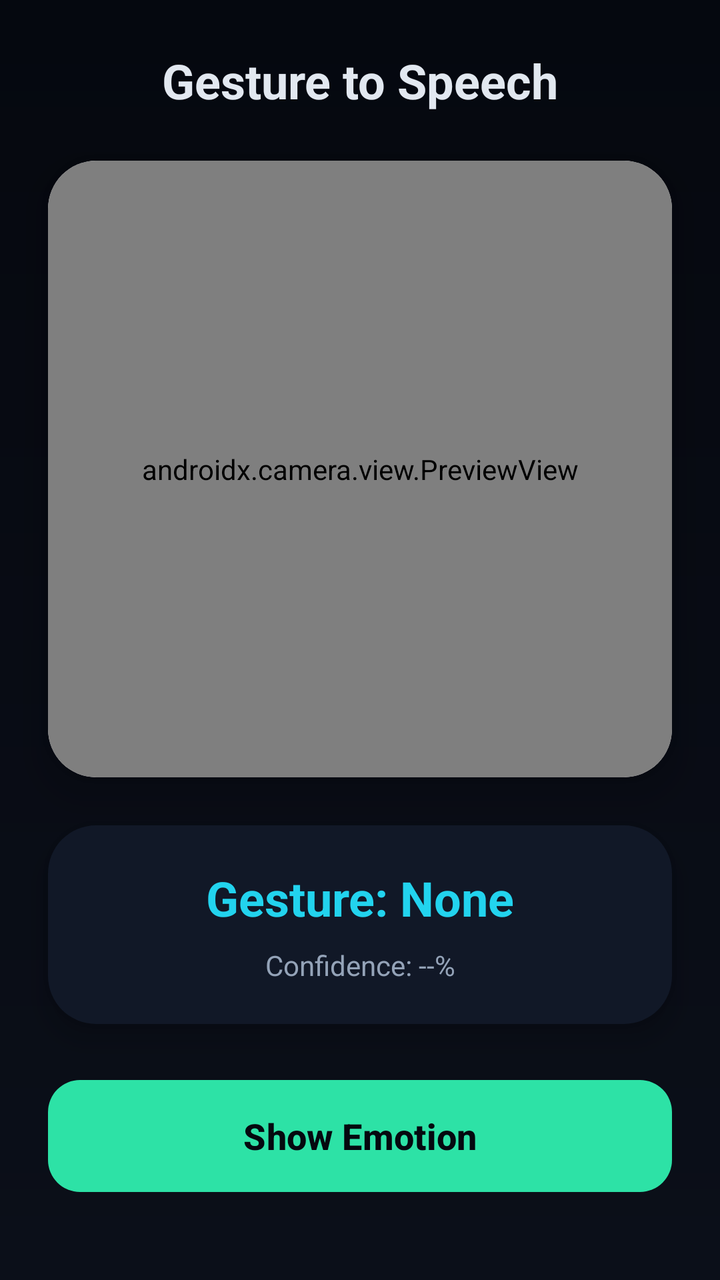
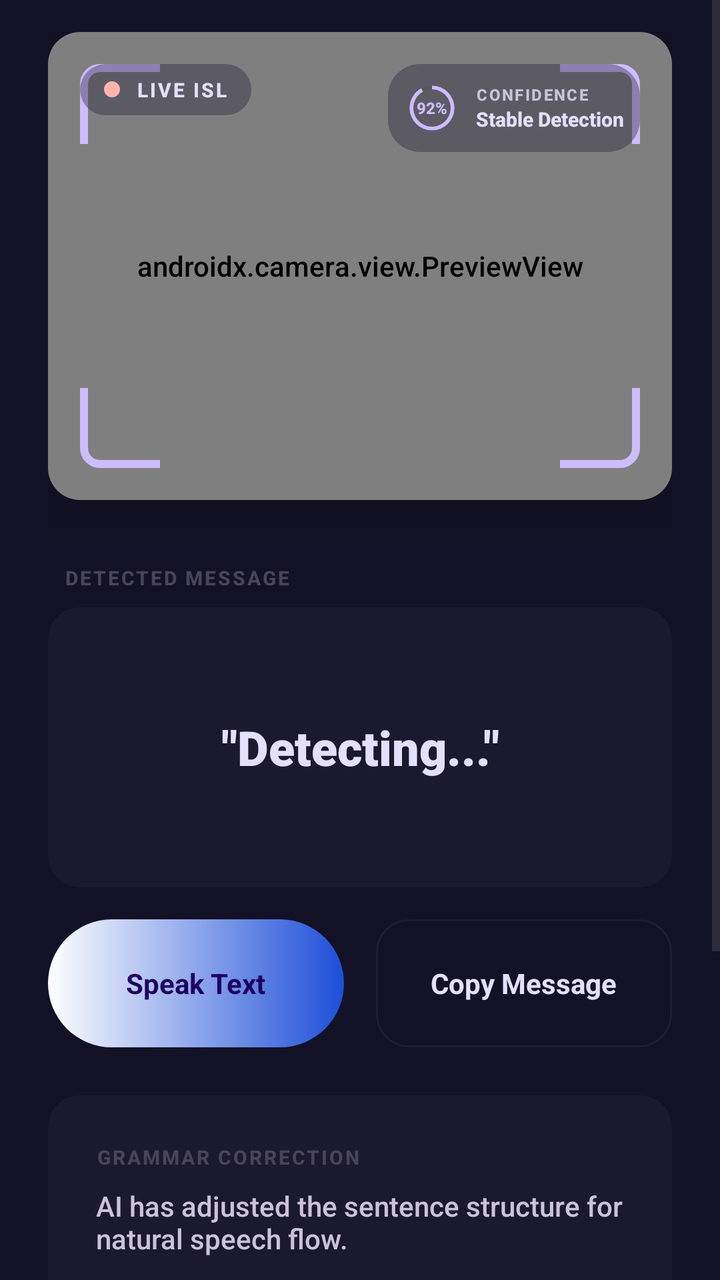

The first picture is an Android layout as it rendered before a commit; the second is the same layout after the commit. The layout source and the unified diff follow.
<!-- AndroidManifest.xml: application theme Theme.SignSpeak -->
<!-- res/layout/fragment_gesture_to_speech.xml -->
<?xml version="1.0" encoding="utf-8"?>
<androidx.constraintlayout.widget.ConstraintLayout 
    xmlns:android="http://schemas.android.com/apk/res/android"
    xmlns:app="http://schemas.android.com/apk/res-auto"
    xmlns:tools="http://schemas.android.com/tools"
    android:layout_width="match_parent"
    android:layout_height="match_parent"
    android:background="@drawable/bg_home_root">

    <TextView
        android:id="@+id/tvTitle"
        android:layout_width="wrap_content"
        android:layout_height="wrap_content"
        android:text="Gesture to Speech"
        android:textSize="24sp"
        android:textStyle="bold"
        android:textColor="@color/colorTextPrimary"
        android:layout_marginTop="24dp"
        app:layout_constraintTop_toTopOf="parent"
        app:layout_constraintStart_toStartOf="parent"
        app:layout_constraintEnd_toEndOf="parent"/>

    
    <androidx.cardview.widget.CardView
        android:id="@+id/cameraCard"
        android:layout_width="match_parent"
        android:layout_height="0dp"
        android:layout_margin="24dp"
        app:cardCornerRadius="24dp"
        app:cardElevation="12dp"
        app:layout_constraintTop_toBottomOf="@id/tvTitle"
        app:layout_constraintBottom_toTopOf="@id/resultCard"
        app:layout_constraintStart_toStartOf="parent"
        app:layout_constraintEnd_toEndOf="parent">

        <androidx.camera.view.PreviewView
            android:id="@+id/previewView"
            android:layout_width="match_parent"
            android:layout_height="match_parent"
            android:background="#222222" />
            
    </androidx.cardview.widget.CardView>

    
    <androidx.constraintlayout.widget.ConstraintLayout
        android:id="@+id/resultCard"
        android:layout_width="match_parent"
        android:layout_height="wrap_content"
        android:layout_marginStart="24dp"
        android:layout_marginEnd="24dp"
        android:layout_marginBottom="24dp"
        android:padding="20dp"
        android:background="@drawable/bg_premium_card"
        android:elevation="8dp"
        app:layout_constraintBottom_toTopOf="@id/btnShowEmotion"
        app:layout_constraintStart_toStartOf="parent"
        app:layout_constraintEnd_toEndOf="parent">

        <TextView
            android:id="@+id/gestureText"
            android:layout_width="0dp"
            android:layout_height="wrap_content"
            android:text="Gesture: None"
            android:textSize="24sp"
            android:textStyle="bold"
            android:gravity="center"
            android:textColor="@color/colorPrimary"
            app:layout_constraintTop_toTopOf="parent"
            app:layout_constraintStart_toStartOf="parent"
            app:layout_constraintEnd_toEndOf="parent" />

        <TextView
            android:id="@+id/confidenceText"
            android:layout_width="wrap_content"
            android:layout_height="wrap_content"
            android:text="Confidence: --%"
            android:textColor="@color/colorTextSecondary"
            android:textSize="14sp"
            android:layout_marginTop="8dp"
            app:layout_constraintTop_toBottomOf="@id/gestureText"
            app:layout_constraintStart_toStartOf="parent"
            app:layout_constraintEnd_toEndOf="parent"
            app:layout_constraintBottom_toBottomOf="parent" />

    </androidx.constraintlayout.widget.ConstraintLayout>

    
    <com.google.android.material.button.MaterialButton
        android:id="@+id/btnShowEmotion"
        android:layout_width="match_parent"
        android:layout_height="64dp"
        android:layout_marginStart="24dp"
        android:layout_marginEnd="24dp"
        android:layout_marginBottom="40dp"
        android:text="Show Emotion"
        android:textColor="@color/colorPrimaryDark"
        android:textSize="18sp"
        android:textStyle="bold"
        app:cornerRadius="16dp"
        app:backgroundTint="@color/colorTeal"
        app:layout_constraintBottom_toBottomOf="parent"
        app:layout_constraintStart_toStartOf="parent"
        app:layout_constraintEnd_toEndOf="parent"/>

</androidx.constraintlayout.widget.ConstraintLayout>
<!-- resources referenced by this layout -->
<resources>
  <color name="colorPrimary">#22D3EE</color>
  <color name="colorPrimaryDark">#05080F</color>
  <color name="colorTeal">#2DE2A6</color>
  <color name="colorTextPrimary">#E2E8F0</color>
  <color name="colorTextSecondary">#94A3B8</color>
  <!-- drawable bg_home_root (drawable) -->
  <?xml version="1.0" encoding="utf-8"?>
  <shape xmlns:android="http://schemas.android.com/apk/res/android"
      android:shape="rectangle">
      
      
      <gradient
          android:startColor="#05080F"
          android:endColor="#0B0F19"
          android:angle="270"
          android:type="linear"/>
  </shape>
  <!-- drawable bg_premium_card (drawable) -->
  <?xml version="1.0" encoding="utf-8"?>
  <shape xmlns:android="http://schemas.android.com/apk/res/android"
      android:shape="rectangle">
      <solid android:color="@color/colorCard"/>
      <corners android:radius="24dp"/>
  </shape>
  <color name="colorCard">#111827</color>
  <style name="Base.Theme.SignSpeak" parent="Theme.Material3.DayNight.NoActionBar">
          
          
      </style>
  <!-- unchanged entries left out for length: 1 -->
</resources>

<!-- the commit's change to res/layout/fragment_gesture_to_speech.xml (unified diff, before → after) -->
@@ -1,105 +1,361 @@
 <?xml version="1.0" encoding="utf-8"?>
-<androidx.constraintlayout.widget.ConstraintLayout 
-    xmlns:android="http://schemas.android.com/apk/res/android"
+<androidx.constraintlayout.widget.ConstraintLayout xmlns:android="http://schemas.android.com/apk/res/android"
     xmlns:app="http://schemas.android.com/apk/res-auto"
     xmlns:tools="http://schemas.android.com/tools"
     android:layout_width="match_parent"
     android:layout_height="match_parent"
-    android:background="@drawable/bg_home_root">
-
-    <TextView
-        android:id="@+id/tvTitle"
-        android:layout_width="wrap_content"
-        android:layout_height="wrap_content"
-        android:text="Gesture to Speech"
-        android:textSize="24sp"
-        android:textStyle="bold"
-        android:textColor="@color/colorTextPrimary"
-        android:layout_marginTop="24dp"
+    android:background="#131125">
+
+    <ScrollView
+        android:layout_width="match_parent"
+        android:layout_height="match_parent"
+        android:clipToPadding="false"
+        android:paddingBottom="24dp">
+
+        <LinearLayout
+            android:layout_width="match_parent"
+            android:layout_height="wrap_content"
+            android:orientation="vertical"
+            android:paddingHorizontal="24dp"
+            android:paddingTop="16dp">
+
+            
+            <androidx.cardview.widget.CardView
+                android:layout_width="match_parent"
+                android:layout_height="wrap_content"
+                app:cardCornerRadius="16dp"
+                app:cardElevation="12dp"
+                app:cardBackgroundColor="#1B192E">
+
+                <androidx.constraintlayout.widget.ConstraintLayout
+                    android:layout_width="match_parent"
+                    android:layout_height="wrap_content">
+
+                    
+                    <androidx.camera.view.PreviewView
+                        android:id="@+id/previewView"
+                        android:layout_width="match_parent"
+                        android:layout_height="0dp"
+                        app:layout_constraintDimensionRatio="4:3"
+                        app:layout_constraintTop_toTopOf="parent"
+                        app:layout_constraintBottom_toBottomOf="parent"
+                        app:layout_constraintStart_toStartOf="parent"
+                        app:layout_constraintEnd_toEndOf="parent" />
+
+                    
+                    <ImageView
+                        android:layout_width="40dp"
+                        android:layout_height="40dp"
+                        android:src="@drawable/ic_detection_corner"
+                        android:layout_margin="16dp"
+                        app:layout_constraintTop_toTopOf="parent"
+                        app:layout_constraintStart_toStartOf="parent" />
+
+                    <ImageView
+                        android:layout_width="40dp"
+                        android:layout_height="40dp"
+                        android:src="@drawable/ic_detection_corner"
+                        android:rotation="90"
+                        android:layout_margin="16dp"
+                        app:layout_constraintTop_toTopOf="parent"
+                        app:layout_constraintEnd_toEndOf="parent" />
+
+                    <ImageView
+                        android:layout_width="40dp"
+                        android:layout_height="40dp"
+                        android:src="@drawable/ic_detection_corner"
+                        android:rotation="180"
+                        android:layout_margin="16dp"
+                        app:layout_constraintBottom_toBottomOf="parent"
+                        app:layout_constraintEnd_toEndOf="parent" />
+
+                    <ImageView
+                        android:layout_width="40dp"
+                        android:layout_height="40dp"
+                        android:src="@drawable/ic_detection_corner"
+                        android:rotation="270"
+                        android:layout_margin="16dp"
+                        app:layout_constraintBottom_toBottomOf="parent"
+                        app:layout_constraintStart_toStartOf="parent" />
+
+                    
+                    <LinearLayout
+                        android:layout_width="wrap_content"
+                        android:layout_height="wrap_content"
+                        android:orientation="horizontal"
+                        android:background="@drawable/bg_glass_panel"
+                        android:paddingHorizontal="12dp"
+                        android:paddingVertical="6dp"
+                        android:gravity="center_vertical"
+                        android:layout_margin="16dp"
+                        app:layout_constraintTop_toTopOf="parent"
+                        app:layout_constraintStart_toStartOf="parent">
+
+                        <View
+                            android:layout_width="8dp"
+                            android:layout_height="8dp"
+                            android:background="@drawable/bg_red_dot"
+                            android:layout_marginEnd="8dp"/>
+
+                        <TextView
+                            android:layout_width="wrap_content"
+                            android:layout_height="wrap_content"
+                            android:text="LIVE ISL"
+                            android:textColor="#E4DFFC"
+                            android:textSize="10sp"
+                            android:textStyle="bold"
+                            android:letterSpacing="0.1" />
+                    </LinearLayout>
+
+                    
+                    <LinearLayout
+                        android:layout_width="wrap_content"
+                        android:layout_height="wrap_content"
+                        android:orientation="horizontal"
+                        android:background="@drawable/bg_glass_panel"
+                        android:padding="8dp"
+                        android:gravity="center_vertical"
+                        android:layout_margin="16dp"
+                        app:layout_constraintTop_toTopOf="parent"
+                        app:layout_constraintEnd_toEndOf="parent">
+
+                        <RelativeLayout
+                            android:layout_width="28dp"
+                            android:layout_height="28dp">
+
+                            <ProgressBar
+                                android:layout_width="match_parent"
+                                android:layout_height="match_parent"
+                                style="?android:attr/progressBarStyleHorizontal"
+                                android:progressDrawable="@drawable/bg_confidence_ring"
+                                android:max="100"
+                                android:progress="92" />
+
+                            <TextView
+                                android:layout_width="wrap_content"
+                                android:layout_height="wrap_content"
+                                android:text="92%"
+                                android:textColor="#CDBDFF"
+                                android:textSize="8sp"
+                                android:textStyle="bold"
+                                android:layout_centerInParent="true" />
+                        </RelativeLayout>
+
+                        <LinearLayout
+                            android:layout_width="wrap_content"
+                            android:layout_height="wrap_content"
+                            android:orientation="vertical"
+                            android:layout_marginStart="8dp">
+
+                            <TextView
+                                android:layout_width="wrap_content"
+                                android:layout_height="wrap_content"
+                                android:text="CONFIDENCE"
+                                android:textColor="#CBC3D9"
+                                android:textSize="8sp"
+                                android:textStyle="bold"
+                                android:letterSpacing="0.1" />
+
+                            <TextView
+                                android:layout_width="wrap_content"
+                                android:layout_height="wrap_content"
+                                android:text="Stable Detection"
+                                android:textColor="#E4DFFC"
+                                android:textSize="10sp"
+                                android:textStyle="bold" />
+                        </LinearLayout>
+                    </LinearLayout>
+
+                </androidx.constraintlayout.widget.ConstraintLayout>
+            </androidx.cardview.widget.CardView>
+
+            
+            <TextView
+                android:layout_width="wrap_content"
+                android:layout_height="wrap_content"
+                android:text="DETECTED MESSAGE"
+                android:textColor="#494456"
+                android:textSize="10sp"
+                android:textStyle="bold"
+                android:letterSpacing="0.1"
+                android:layout_marginStart="8dp"
+                android:layout_marginTop="32dp" />
+
+            <LinearLayout
+                android:layout_width="match_parent"
+                android:layout_height="140dp"
+                android:background="@drawable/bg_surface_low"
+                android:gravity="center"
+                android:padding="24dp"
+                android:layout_marginTop="8dp">
+
+                <TextView
+                    android:id="@+id/gestureText"
+                    android:layout_width="wrap_content"
+                    android:layout_height="wrap_content"
+                    android:text="&quot;Detecting...&quot;"
+                    android:textColor="#E4DFFC"
+                    android:textSize="24sp"
+                    android:textStyle="bold"
+                    android:fontFamily="sans-serif-black"
+                    android:textAlignment="center"
+                    android:lineSpacingExtra="4dp"/>
+            </LinearLayout>
+
+            
+            <LinearLayout
+                android:layout_width="match_parent"
+                android:layout_height="wrap_content"
+                android:orientation="horizontal"
+                android:layout_marginTop="16dp"
+                android:weightSum="2"
+                android:baselineAligned="false">
+
+                
+                <LinearLayout
+                    android:layout_width="0dp"
+                    android:layout_height="64dp"
+                    android:layout_weight="1"
+                    android:background="@drawable/bg_gradient_btn_primary"
+                    android:gravity="center"
+                    android:layout_marginEnd="8dp">
+                    
+                    <TextView
+                        android:layout_width="wrap_content"
+                        android:layout_height="wrap_content"
+                        android:text="Speak Text"
+                        android:textColor="#20005F"
+                        android:textSize="14sp"
+                        android:textStyle="bold"
+                        android:fontFamily="sans-serif-bold"/>
+                </LinearLayout>
+
+                
+                <LinearLayout
+                    android:layout_width="0dp"
+                    android:layout_height="64dp"
+                    android:layout_weight="1"
+                    android:background="@drawable/bg_glass_btn_panel"
+                    android:gravity="center"
+                    android:layout_marginStart="8dp">
+                    
+                    <TextView
+                        android:layout_width="wrap_content"
+                        android:layout_height="wrap_content"
+                        android:text="Copy Message"
+                        android:textColor="#E4DFFC"
+                        android:textSize="14sp"
+                        android:textStyle="bold"
+                        android:fontFamily="sans-serif-bold"/>
+                </LinearLayout>
+
+            </LinearLayout>
+
+            
+            <LinearLayout
+                android:layout_width="match_parent"
+                android:layout_height="wrap_content"
+                android:orientation="vertical"
+                android:layout_marginTop="24dp">
+                
+                <LinearLayout
+                    android:layout_width="match_parent"
+                    android:layout_height="wrap_content"
+                    android:orientation="vertical"
+                    android:background="@drawable/bg_surface_low"
+                    android:padding="24dp">
+                    
+                    <TextView
+                        android:layout_width="wrap_content"
+                        android:layout_height="wrap_content"
+                        android:text="GRAMMAR CORRECTION"
+                        android:textColor="#494456"
+                        android:textSize="10sp"
+                        android:textStyle="bold"
+                        android:letterSpacing="0.1"/>
+                        
+                    <TextView
+                        android:layout_width="match_parent"
+                        android:layout_height="wrap_content"
+                        android:text="AI has adjusted the sentence structure for natural speech flow."
+                        android:textColor="#CBC3D9"
+                        android:textSize="14sp"
+                        android:layout_marginTop="8dp" />
+                        
+                    <LinearLayout
+                        android:layout_width="match_parent"
+                        android:layout_height="wrap_content"
+                        android:orientation="horizontal"
+                        android:layout_marginTop="16dp">
+                        
+                        <TextView
+                            android:layout_width="wrap_content"
+                            android:layout_height="wrap_content"
+                            android:text="Auto-Fluidity"
+                            android:textColor="#D3BCFC"
+                            android:textSize="12sp"
+                            android:textStyle="bold"
+                            android:background="@drawable/bg_grammar_chip"
+                            android:paddingHorizontal="12dp"
+                            android:paddingVertical="4dp" />
+                            
+                        <TextView
+                            android:layout_width="wrap_content"
+                            android:layout_height="wrap_content"
+                            android:text="Formal Tone"
+                            android:textColor="#D3BCFC"
+                            android:textSize="12sp"
+                            android:textStyle="bold"
+                            android:background="@drawable/bg_grammar_chip"
+                            android:paddingHorizontal="12dp"
+                            android:paddingVertical="4dp"
+                            android:layout_marginStart="8dp" />
+                    </LinearLayout>
+                </LinearLayout>
+
+                <LinearLayout
+                    android:layout_width="match_parent"
+                    android:layout_height="120dp"
+                    android:orientation="vertical"
+                    android:background="@drawable/bg_surface_high"
+                    android:gravity="center"
+                    android:layout_marginTop="16dp"
+                    android:padding="16dp">
+                    
+                    <ImageView
+                        android:layout_width="32dp"
+                        android:layout_height="32dp"
+                        android:src="@drawable/baseline_history_24"
+                        app:tint="#CDBDFF"/>
+
+                    <TextView
+                        android:layout_width="wrap_content"
+                        android:layout_height="wrap_content"
+                        android:text="Session History"
+                        android:textColor="#E4DFFC"
+                        android:textSize="14sp"
+                        android:textStyle="bold"
+                        android:layout_marginTop="8dp" />
+                        
+                    <TextView
+                        android:layout_width="wrap_content"
+                        android:layout_height="wrap_content"
+                        android:text="12 translations saved"
+                        android:textColor="#CBC3D9"
+                        android:textSize="12sp" />
+                </LinearLayout>
+            </LinearLayout>
+
+        </LinearLayout>
+    </ScrollView>
+
+    
+    <Button
+        android:id="@+id/btnShowEmotion"
+        android:layout_width="0dp"
+        android:layout_height="0dp"
+        android:visibility="gone"
         app:layout_constraintTop_toTopOf="parent"
-        app:layout_constraintStart_toStartOf="parent"
-        app:layout_constraintEnd_toEndOf="parent"/>
-
-    
-    <androidx.cardview.widget.CardView
-        android:id="@+id/cameraCard"
-        android:layout_width="match_parent"
-        android:layout_height="0dp"
-        android:layout_margin="24dp"
-        app:cardCornerRadius="24dp"
-        app:cardElevation="12dp"
-        app:layout_constraintTop_toBottomOf="@id/tvTitle"
-        app:layout_constraintBottom_toTopOf="@id/resultCard"
-        app:layout_constraintStart_toStartOf="parent"
-        app:layout_constraintEnd_toEndOf="parent">
-
-        <androidx.camera.view.PreviewView
-            android:id="@+id/previewView"
-            android:layout_width="match_parent"
-            android:layout_height="match_parent"
-            android:background="#222222" />
-            
-    </androidx.cardview.widget.CardView>
-
-    
-    <androidx.constraintlayout.widget.ConstraintLayout
-        android:id="@+id/resultCard"
-        android:layout_width="match_parent"
-        android:layout_height="wrap_content"
-        android:layout_marginStart="24dp"
-        android:layout_marginEnd="24dp"
-        android:layout_marginBottom="24dp"
-        android:padding="20dp"
-        android:background="@drawable/bg_premium_card"
-        android:elevation="8dp"
-        app:layout_constraintBottom_toTopOf="@id/btnShowEmotion"
-        app:layout_constraintStart_toStartOf="parent"
-        app:layout_constraintEnd_toEndOf="parent">
-
-        <TextView
-            android:id="@+id/gestureText"
-            android:layout_width="0dp"
-            android:layout_height="wrap_content"
-            android:text="Gesture: None"
-            android:textSize="24sp"
-            android:textStyle="bold"
-            android:gravity="center"
-            android:textColor="@color/colorPrimary"
-            app:layout_constraintTop_toTopOf="parent"
-            app:layout_constraintStart_toStartOf="parent"
-            app:layout_constraintEnd_toEndOf="parent" />
-
-        <TextView
-            android:id="@+id/confidenceText"
-            android:layout_width="wrap_content"
-            android:layout_height="wrap_content"
-            android:text="Confidence: --%"
-            android:textColor="@color/colorTextSecondary"
-            android:textSize="14sp"
-            android:layout_marginTop="8dp"
-            app:layout_constraintTop_toBottomOf="@id/gestureText"
-            app:layout_constraintStart_toStartOf="parent"
-            app:layout_constraintEnd_toEndOf="parent"
-            app:layout_constraintBottom_toBottomOf="parent" />
-
-    </androidx.constraintlayout.widget.ConstraintLayout>
-
-    
-    <com.google.android.material.button.MaterialButton
-        android:id="@+id/btnShowEmotion"
-        android:layout_width="match_parent"
-        android:layout_height="64dp"
-        android:layout_marginStart="24dp"
-        android:layout_marginEnd="24dp"
-        android:layout_marginBottom="40dp"
-        android:text="Show Emotion"
-        android:textColor="@color/colorPrimaryDark"
-        android:textSize="18sp"
-        android:textStyle="bold"
-        app:cornerRadius="16dp"
-        app:backgroundTint="@color/colorTeal"
-        app:layout_constraintBottom_toBottomOf="parent"
-        app:layout_constraintStart_toStartOf="parent"
-        app:layout_constraintEnd_toEndOf="parent"/>
+        app:layout_constraintStart_toStartOf="parent"/>
 
 </androidx.constraintlayout.widget.ConstraintLayout>
<!-- resource entries referenced after the edit -->
@@ -1,33 +1,123 @@
 <!-- resources referenced by this layout -->
 <resources>
-  <color name="colorPrimary">#22D3EE</color>
-  <color name="colorPrimaryDark">#05080F</color>
-  <color name="colorTeal">#2DE2A6</color>
-  <color name="colorTextPrimary">#E2E8F0</color>
-  <color name="colorTextSecondary">#94A3B8</color>
-  <!-- drawable bg_home_root (drawable) -->
+  <!-- drawable baseline_history_24 (drawable) -->
+  <vector xmlns:android="http://schemas.android.com/apk/res/android"
+      android:width="24dp"
+      android:height="24dp"
+      android:viewportWidth="24"
+      android:viewportHeight="24">
+    <path
+        android:fillColor="@android:color/white"
+        android:pathData="M13,3c-4.97,0 -9,4.03 -9,9L1,12l3.89,3.89 0.07,0.14L9,12L6,12c0,-3.87 3.13,-7 7,-7s7,3.13 7,7 -3.13,7 -7,7c-1.93,0 -3.68,-0.79 -4.94,-2.06l-1.42,1.42C8.27,19.99 10.51,21 13,21c4.97,0 9,-4.03 9,-9s-4.03,-9 -9,-9zM12,8v5l4.28,2.54 0.72,-1.21 -3.5,-2.08L13.5,8L12,8z"/>
+  </vector>
+  <!-- drawable bg_confidence_ring (drawable) -->
+  <?xml version="1.0" encoding="utf-8"?>
+  <layer-list xmlns:android="http://schemas.android.com/apk/res/android">
+      <item>
+          <shape android:shape="ring"
+              android:innerRadiusRatio="3"
+              android:thicknessRatio="15"
+              android:useLevel="false">
+              <solid android:color="#33494456" /> 
+          </shape>
+      </item>
+      <item>
+          <rotate android:fromDegrees="270" android:toDegrees="270">
+              <shape android:shape="ring"
+                  android:innerRadiusRatio="3"
+                  android:thicknessRatio="15"
+                  android:useLevel="true">
+                  <solid android:color="#CDBDFF" />
+              </shape>
+          </rotate>
+      </item>
+  </layer-list>
+  <!-- drawable bg_glass_btn_panel (drawable) -->
+  <?xml version="1.0" encoding="utf-8"?>
+  <shape xmlns:android="http://schemas.android.com/apk/res/android" android:shape="rectangle">
+      <solid android:color="#00000000" />
+      <stroke android:width="1dp" android:color="#1A948DA2" />
+      <corners android:radius="16dp" />
+  </shape>
+  <!-- drawable bg_glass_panel (drawable) -->
+  <?xml version="1.0" encoding="utf-8"?>
+  <shape xmlns:android="http://schemas.android.com/apk/res/android" android:shape="rectangle">
+      <solid android:color="#662A273D" /> 
+      <corners android:radius="16dp" />
+  </shape>
+  <!-- drawable bg_gradient_btn_primary (drawable) -->
   <?xml version="1.0" encoding="utf-8"?>
   <shape xmlns:android="http://schemas.android.com/apk/res/android"
       android:shape="rectangle">
-      
-      
       <gradient
-          android:startColor="#05080F"
-          android:endColor="#0B0F19"
-          android:angle="270"
-          android:type="linear"/>
+          android:angle="0"
+          android:startColor="#FFFFFF"
+          android:endColor="#1D4ED8"
+          android:type="linear" />
+      <corners android:radius="999dp" />
   </shape>
-  <!-- drawable bg_premium_card (drawable) -->
+  <!-- drawable bg_grammar_chip (drawable) -->
+  <?xml version="1.0" encoding="utf-8"?>
+  <shape xmlns:android="http://schemas.android.com/apk/res/android" android:shape="rectangle">
+      <solid android:color="#4D523F76" /> 
+      <corners android:radius="16dp" />
+  </shape>
+  <!-- drawable bg_red_dot (drawable) -->
   <?xml version="1.0" encoding="utf-8"?>
   <shape xmlns:android="http://schemas.android.com/apk/res/android"
-      android:shape="rectangle">
-      <solid android:color="@color/colorCard"/>
-      <corners android:radius="24dp"/>
+      android:shape="oval">
+      <solid android:color="#FFB4AB" /> 
   </shape>
-  <color name="colorCard">#111827</color>
+  <!-- drawable bg_surface_high (drawable) -->
+  <?xml version="1.0" encoding="utf-8"?>
+  <shape xmlns:android="http://schemas.android.com/apk/res/android">
+      <solid android:color="#2A273D" />
+      <corners android:radius="16dp" />
+  </shape>
+  <!-- drawable bg_surface_low (drawable) -->
+  <?xml version="1.0" encoding="utf-8"?>
+  <shape xmlns:android="http://schemas.android.com/apk/res/android">
+      <solid android:color="#1B192E" />
+      <corners android:radius="16dp" />
+  </shape>
+  <!-- drawable ic_detection_corner (drawable) -->
+  <vector xmlns:android="http://schemas.android.com/apk/res/android"
+      android:width="40dp"
+      android:height="40dp"
+      android:viewportWidth="40"
+      android:viewportHeight="40">
+    <path
+        android:pathData="M40,2 L10,2 C5.58,2 2,5.58 2,10 L2,40"
+        android:strokeWidth="4"
+        android:strokeColor="#CDBDFF"
+        android:strokeLineCap="round"
+        android:strokeLineJoin="round"
+        android:fillColor="#00000000"/>
+  </vector>
+  <color name="colorPrimary">#6366F1</color>
+  <color name="colorOnPrimary">#0B1120</color>
+  <color name="colorPrimaryContainer">#3730A3</color>
+  <color name="colorSecondary">#3B82F6</color>
+  <color name="colorBackground">#0B1120</color>
+  <color name="colorOnSurface">#F8FAFC</color>
+  <color name="colorSurfaceVariant">#1E293B</color>
+  <color name="colorOnSurfaceVariant">#818CF8</color>
+  <color name="colorOutline">#475569</color>
   <style name="Base.Theme.SignSpeak" parent="Theme.Material3.DayNight.NoActionBar">
-          
-          
+          <item name="colorPrimary">@color/colorPrimary</item>
+          <item name="colorOnPrimary">@color/colorOnPrimary</item>
+          <item name="colorPrimaryContainer">@color/colorPrimaryContainer</item>
+          <item name="colorSecondary">@color/colorSecondary</item>
+          <item name="colorSurface">@color/colorBackground</item>
+          <item name="colorOnSurface">@color/colorOnSurface</item>
+          <item name="colorSurfaceVariant">@color/colorSurfaceVariant</item>
+          <item name="colorOnSurfaceVariant">@color/colorOnSurfaceVariant</item>
+          <item name="colorOutline">@color/colorOutline</item>
+          <item name="android:colorBackground">@color/colorBackground</item>
+          <item name="android:statusBarColor">@color/colorBackground</item>
+          <item name="android:navigationBarColor">@color/colorBackground</item>
+          <item name="android:windowLightStatusBar">false</item>
+          <item name="android:fontFamily">sans-serif-medium</item>
       </style>
   <!-- unchanged entries left out for length: 1 -->
 </resources>
